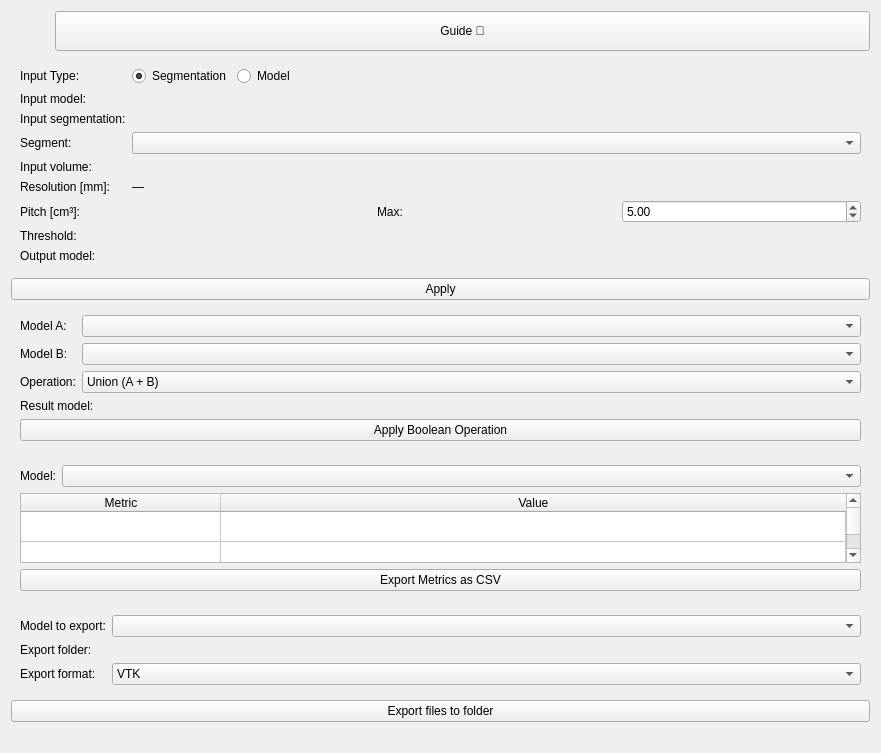
DomenicoRiggio/SlicerModelsVoxelization, file Voxelization/Resources/UI/Voxelization.ui: the form before one commit.
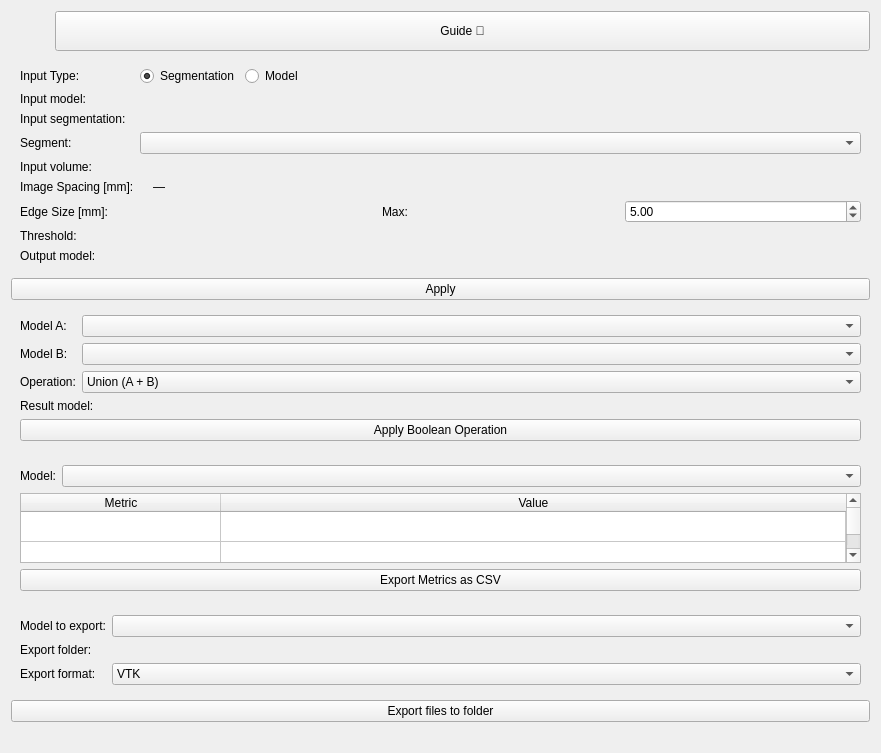
The form after the commit. Custom widgets are drawn as their Qt base class.

Diff of the .ui file:
```diff
--- a/Voxelization/Resources/UI/Voxelization.ui
+++ b/Voxelization/Resources/UI/Voxelization.ui
@@ -233,7 +233,7 @@
         <item row="5" column="0">
          <widget class="QLabel" name="resolutionLabel">
           <property name="text">
-           <string>Resolution [mm]:</string>
+           <string>Image Spacing [mm]:</string>
           </property>
           <property name="toolTip">
            <string>Voxel spacing of the input volume (X × Y × Z mm).</string>
@@ -248,6 +248,9 @@
           <property name="toolTip">
            <string>Voxel spacing of the input volume (X × Y × Z mm).</string>
           </property>
+          <property name="styleSheet">
+           <string>QLabel { margin-left: 10px; }</string>
+          </property>
          </widget>
         </item>
 
@@ -255,7 +258,7 @@
         <item row="6" column="0">
          <widget class="QLabel" name="labelPitch">
           <property name="text">
-           <string>Pitch [cm³]:</string>
+           <string>Edge Size [mm]:</string>
           </property>
          </widget>
         </item>
```
Left out of the diff: 39 changed lines with no effect on the pictures.
